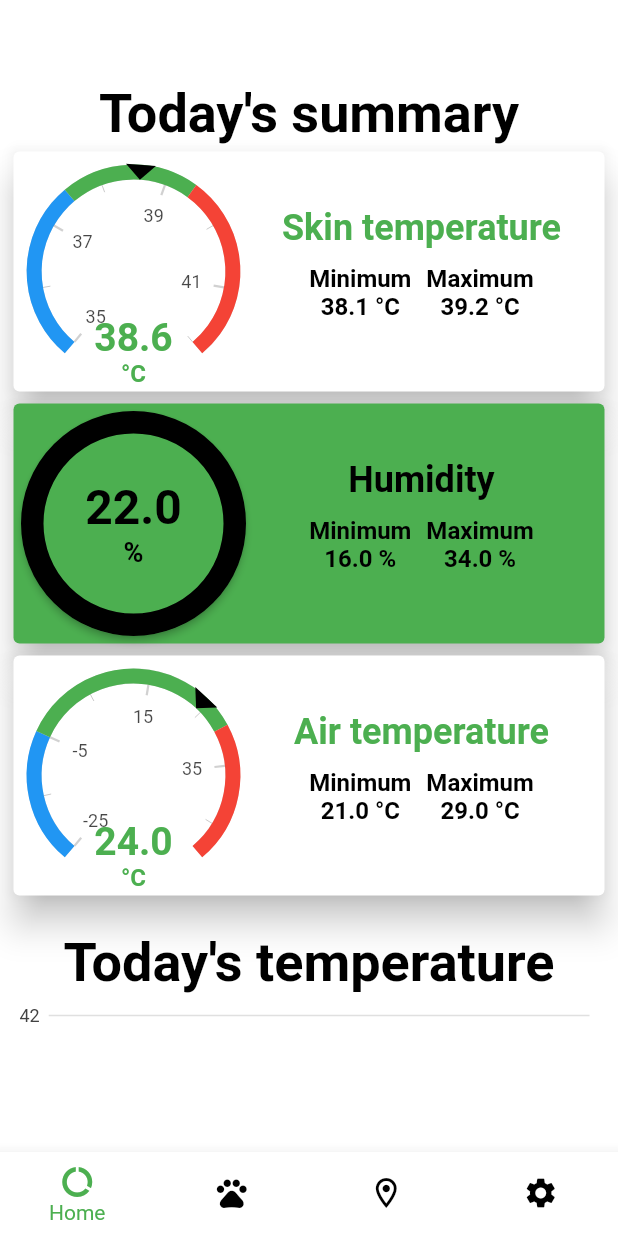
After one commit to supleed2/ELEC60013-ES-CW1, a Flutter app: the screen it shows after launch, on a phone screen of 412 x 824 dp. The commit adds this screen. Run offline on Flutter 3.47's test engine with Material 2 defaults, Android fonts, the light colour scheme and no system bars; drawn by our look-alikes of syncfusion_flutter_gauges; our stand-ins replace charts_flutter, google_maps_flutter.

Commit message:
Added metrics page

```diff
--- a/lib/home.dart
+++ b/lib/home.dart
@@ -1,6 +1,6 @@
 import 'package:flutter/material.dart';
+import 'package:leg_barkr_app/view/metrics/metrics_page.dart';
 import 'package:leg_barkr_app/view/steps/steps_page.dart';
-import 'package:leg_barkr_app/view/data_page.dart';
 import 'package:leg_barkr_app/view/map_page.dart';
 import 'package:leg_barkr_app/view/settings_page.dart';
 
@@ -29,16 +29,21 @@ class _HomeScreenState extends State<HomeScreen> {
       body: PageView(
         controller: _pageController,
         children: const <Widget>[
-          DataPage(),
+          MetricsPage(),
           StepsPage(),
           MapPage(),
           SettingsPage()
         ],
+        onPageChanged: (page) {
+          setState(() {
+            _page = page;
+          });
+        },
       ),
       bottomNavigationBar: BottomNavigationBar(
           items: const <BottomNavigationBarItem>[
             BottomNavigationBarItem(icon: Icon(Icons.data_usage), label: 'Home'),
-            BottomNavigationBarItem(icon: Icon(Icons.search), label: 'Search'),
+            BottomNavigationBarItem(icon: Icon(Icons.pets), label: 'Steps'),
             BottomNavigationBarItem(icon: Icon(Icons.location_on_outlined), label: 'Location'),
             BottomNavigationBarItem(icon: Icon(Icons.settings), label: 'Settings'),
           ],
--- /dev/null
+++ b/lib/model/metrics_data.dart
@@ -0,0 +1,16 @@
+class MetricsData{
+  double currentReading, lowestReading, highestReading, minimumPossible, maximumPossible, lowCutOff, highCutOff;
+  String metric, units;
+
+  MetricsData(
+      this.currentReading,
+      this.lowestReading,
+      this.highestReading,
+      this.minimumPossible,
+      this.maximumPossible,
+      this.lowCutOff,
+      this.highCutOff,
+      this.metric,
+      this.units
+      );
+}
--- /dev/null
+++ b/lib/model/temp_series.dart
@@ -0,0 +1,6 @@
+class TempSeries {
+  final DateTime date;
+  final double temperature;
+
+  TempSeries(this.date, this.temperature);
+}
--- /dev/null
+++ b/lib/utils/constants.dart
@@ -0,0 +1,13 @@
+const double LOW_AIR_TEMP_DOG = -5.0;
+const double HIGH_AIR_TEMP_DOG = 29.0;
+const double LOW_SKIN_TEMP_DOG = 37.5;
+const double HIGH_SKIN_TEMP_DOG = 39.4;
+const double LOW_HUMIDITY_DOG = 0.0;
+const double HIGH_HUMIDITY_DOG = 100.0;
+
+const double MAX_AIR_TEMP = 50.0;
+const double MIN_AIR_TEMP = -25.0;
+const double MAX_SKIN_TEMP = 42;
+const double MIN_SKIN_TEMP = 35;
+const double MAX_HUMIDITY = 100;
+const double MIN_HUMIDITY = 0;
--- a/lib/view/data_page.dart
+++ /dev/null
@@ -1,10 +0,0 @@
-import 'package:flutter/material.dart';
-
-class DataPage extends StatelessWidget {
-  const DataPage({ Key? key }) : super(key: key);
-
-  @override
-  Widget build(BuildContext context) {
-    return Text("Data Page");
-  }
-}
--- a/lib/view/map_page.dart
+++ b/lib/view/map_page.dart
@@ -11,7 +11,7 @@ class MapPage extends StatefulWidget {
 class _MapPageState extends State<MapPage> {
   late GoogleMapController _mapController;
 
-  // This will be changed, to center around the dog (once app reads data from the server)
+  // This will be changed, to center around the dog (once app reads metrics from the server)
   final LatLng _center = const LatLng(51.498356, -0.176894);
 
   void _onMapCreated(GoogleMapController mapController) {
--- /dev/null
+++ b/lib/view/metrics/metrics_min_max.dart
@@ -0,0 +1,26 @@
+import 'package:flutter/material.dart';
+
+class MetricsMinMax extends StatelessWidget {
+  double lowest, highest;
+  String units;
+
+  MetricsMinMax(this.lowest, this.highest, this.units);
+
+  @override
+  Widget build(BuildContext context) {
+    return Row(
+        mainAxisAlignment: MainAxisAlignment.center,
+        crossAxisAlignment: CrossAxisAlignment.center,
+        children: [
+          Padding(
+              padding: EdgeInsets.fromLTRB(0.0, 10.0, 5.0, 10.0),
+              child: Text("Minimum\n" + lowest.toString() + " " + units, textAlign: TextAlign.center, style: TextStyle(color: Colors.black, fontSize: 16, fontWeight: FontWeight.bold))
+          ),
+          Padding(
+              padding: EdgeInsets.fromLTRB(5.0, 10.0, 0.0, 10.0),
+              child: Text("Maximum\n" + highest.toString() + " " + units, textAlign: TextAlign.center, style: TextStyle(color: Colors.black, fontSize: 16, fontWeight: FontWeight.bold))
+          )
+        ],
+    );
+  }
+}
--- /dev/null
+++ b/lib/view/metrics/metrics_now.dart
@@ -0,0 +1,98 @@
+import 'package:flutter/material.dart';
+import 'package:leg_barkr_app/model/metrics_data.dart';
+import 'package:syncfusion_flutter_gauges/gauges.dart';
+
+class MetricsNow extends StatelessWidget {
+  MetricsData data;
+  Color textColor;
+  bool showGauge;
+
+  MetricsNow(this.data, this.textColor, this.showGauge);
+
+  @override
+  Widget build(BuildContext context) {
+    if (showGauge) {
+      return SizedBox(
+          height: 150,
+          width: 150,
+          child: SfRadialGauge(
+              axes: [
+                RadialAxis(
+                    minimum: data.minimumPossible,
+                    maximum: data.maximumPossible,
+                    ranges: [
+                      GaugeRange(
+                          startValue: data.minimumPossible,
+                          endValue: data.lowCutOff,
+                          color: Colors.blue,
+                          startWidth: 10,
+                          endWidth: 10),
+                      GaugeRange(
+                          startValue: data.lowCutOff,
+                          endValue: data.highCutOff,
+                          color: textColor,
+                          startWidth: 10,
+                          endWidth: 10),
+                      GaugeRange(
+                          startValue: data.highCutOff,
+                          endValue: data.maximumPossible,
+                          color: Colors.red,
+                          startWidth: 10,
+                          endWidth: 10)
+                    ],
+                    pointers: [
+                      MarkerPointer(
+                          value: data.currentReading,
+                          color: Colors.black,
+                          markerWidth: 20)
+                    ],
+                    annotations: [
+                      GaugeAnnotation(
+                          angle: 90,
+                          positionFactor: 0.75,
+                          widget: Column(
+                            children: [
+                              Text(data.currentReading.toString(),
+                                  style: TextStyle(fontSize: 26,
+                                      color: textColor,
+                                      fontWeight: FontWeight.bold)),
+                              Text(data.units, style: TextStyle(fontSize: 16,
+                                  color: textColor,
+                                  fontWeight: FontWeight.bold)),
+                            ],
+                          )
+                      )
+                    ]
+                )
+              ]
+          )
+      );
+    } else {
+      return ElevatedButton(
+        onPressed: () {},
+        child:Column(
+            mainAxisAlignment: MainAxisAlignment.center,
+            crossAxisAlignment: CrossAxisAlignment.center,
+              children: [
+                Text(data.currentReading.toString(),
+                    style: TextStyle(fontSize: 32,
+                        color: textColor,
+                        fontWeight: FontWeight.bold)),
+                Text(data.units, style: TextStyle(fontSize: 18,
+                    color: textColor,
+                    fontWeight: FontWeight.bold)),
+              ],
+        ),
+        style: ElevatedButton.styleFrom(
+          alignment: Alignment.center,
+          side: BorderSide(width: 15.0, color: textColor),
+          shape: CircleBorder(),
+          padding: EdgeInsets.all(25),
+          primary: Colors.green,
+          minimumSize: Size(150, 150),
+          maximumSize: Size(150, 150)
+        ),
+      );
+    }
+  }
+}
--- /dev/null
+++ b/lib/view/metrics/metrics_page.dart
@@ -0,0 +1,54 @@
+import 'package:flutter/material.dart';
+import 'package:leg_barkr_app/model/metrics_data.dart';
+import 'package:leg_barkr_app/model/temp_series.dart';
+import 'metrics_row.dart';
+import 'package:leg_barkr_app/utils/constants.dart' as Constants;
+
+import 'temp_chart.dart';
+
+class MetricsPage extends StatefulWidget {
+  const MetricsPage({ Key? key }) : super(key: key);
+
+  @override
+  _MetricsPageState createState() => _MetricsPageState();
+}
+
+class _MetricsPageState extends State<MetricsPage> {
+  // Dummy data, will be removed
+  final List<TempSeries> data = [
+    TempSeries(DateTime.parse('2022-02-09 20:00:00Z'), 38.4),
+    TempSeries(DateTime.parse('2022-02-09 19:30:00Z'), 38.8),
+    TempSeries(DateTime.parse('2022-02-09 19:00:00Z'), 38.2),
+    TempSeries(DateTime.parse('2022-02-09 18:30:00Z'), 39.2),
+    TempSeries(DateTime.parse('2022-02-09 18:00:00Z'), 39.5),
+    TempSeries(DateTime.parse('2022-02-09 17:30:00Z'), 37.8)
+  ];
+
+
+  @override
+  Widget build(BuildContext context) {
+    return Padding(
+        padding: EdgeInsets.fromLTRB(0.0, 50.0, 0.0, 0.0),
+        child: Expanded(
+            child: ListView(
+                padding: EdgeInsets.all(5.0),
+                children: <Widget>[
+                  Text("Today's summary", textAlign: TextAlign.center, style: TextStyle(color: Colors.black, fontSize: 36, fontWeight: FontWeight.bold)),
+
+                  // Dummy data
+                  MetricsRow(new MetricsData(38.6, 38.1, 39.2, Constants.MIN_SKIN_TEMP, Constants.MAX_SKIN_TEMP, Constants.LOW_SKIN_TEMP_DOG, Constants.HIGH_SKIN_TEMP_DOG, "Skin temperature", "°C"), Colors.white, Colors.green, true),
+                  MetricsRow(new MetricsData(22, 16, 34, Constants.MIN_HUMIDITY, Constants.MAX_HUMIDITY, Constants.LOW_HUMIDITY_DOG, Constants.HIGH_HUMIDITY_DOG, "Humidity", "%"), Colors.green, Colors.black, false),
+                  MetricsRow(new MetricsData(24, 21, 29, Constants.MIN_AIR_TEMP, Constants.MAX_AIR_TEMP, Constants.LOW_AIR_TEMP_DOG, Constants.HIGH_AIR_TEMP_DOG, "Air temperature", "°C"), Colors.white, Colors.green, true),
+
+                  Padding(
+                      padding: EdgeInsets.fromLTRB(0.0, 20.0, 0.0, 0.0),
+                      child: Text("Today's temperature", textAlign: TextAlign.center, style: TextStyle(color: Colors.black, fontSize: 36, fontWeight: FontWeight.bold)),
+                  ),
+                  TempChart(data)
+
+                ]
+            )
+        )
+    );
+  }
+}
--- /dev/null
+++ b/lib/view/metrics/metrics_row.dart
@@ -0,0 +1,32 @@
+import 'package:flutter/material.dart';
+import 'package:leg_barkr_app/model/metrics_data.dart';
+import 'metrics_now.dart';
+import 'metrics_summary.dart';
+
+class MetricsRow extends StatelessWidget {
+  MetricsData data;
+  Color backgroundColour;
+  Color textColour;
+  bool showGauge;
+
+  MetricsRow(this.data, this.backgroundColour, this.textColour, this.showGauge);
+
+  @override
+  Widget build(BuildContext context) {
+    return Card(
+        elevation: 10,
+        shadowColor: Colors.black,
+        color: backgroundColour,
+        child: Padding(
+          padding: EdgeInsets.all(5.0),
+          child: Row(
+            children: [
+              MetricsNow(data, textColour, showGauge),
+              MetricsSummary(data, textColour)
+            ],
+          ),
+        ),
+    );
+  }
+
+}
--- /dev/null
+++ b/lib/view/metrics/metrics_summary.dart
@@ -0,0 +1,27 @@
+import 'package:flutter/material.dart';
+import 'package:leg_barkr_app/model/metrics_data.dart';
+import 'metrics_min_max.dart';
+
+class MetricsSummary extends StatelessWidget {
+  MetricsData data;
+  Color textColour;
+
+  MetricsSummary(this.data, this.textColour);
+
+  @override
+  Widget build(BuildContext context) {
+    return Expanded(
+        child: Padding(
+          padding: EdgeInsets.all(15.0),
+          child: Center(
+              child: Column(
+                children: [
+                  Text(data.metric, textAlign: TextAlign.center, style: TextStyle(color: textColour, fontSize: 24, fontWeight: FontWeight.bold)),
+                  MetricsMinMax(data.lowestReading, data.highestReading, data.units)
+                ],
+              )
+          )
+        )
+    );
+  }
+}
--- /dev/null
+++ b/lib/view/metrics/temp_chart.dart
@@ -0,0 +1,36 @@
+import 'package:flutter/material.dart';
+import 'package:charts_flutter/flutter.dart' as charts;
+import 'package:leg_barkr_app/model/temp_series.dart';
+import 'package:leg_barkr_app/utils/constants.dart' as Constants;
+
+class TempChart extends StatelessWidget {
+  List<TempSeries> tempData;
+
+  TempChart(this.tempData);
+
+  @override
+  Widget build(BuildContext context) {
+    List<charts.Series<TempSeries, DateTime>> series = [
+      charts.Series(
+          id: "Temperature",
+          data: tempData,
+          domainFn: (TempSeries series, _) => series.date,
+          measureFn: (TempSeries series, _) => series.temperature,
+          colorFn: (TempSeries series, _) => charts.ColorUtil.fromDartColor(Colors.green)
+      )
+    ];
+
+    return Container(
+        height: 600,
+        width: double.infinity,
+        child: charts.TimeSeriesChart(
+          series,
+          animate: true,
+          primaryMeasureAxis: const charts.NumericAxisSpec(
+            tickProviderSpec: charts.BasicNumericTickProviderSpec(zeroBound: false),
+            viewport: charts.NumericExtents(Constants.MIN_SKIN_TEMP, Constants.MAX_SKIN_TEMP),
+          ),)
+    );
+  }
+
+}
--- a/lib/view/steps/steps_page.dart
+++ b/lib/view/steps/steps_page.dart
@@ -1,4 +1,3 @@
-import 'package:charts_flutter/flutter.dart' as charts;
 import 'package:flutter/material.dart';
 import 'package:leg_barkr_app/model/steps_series.dart';
 import 'package:leg_barkr_app/view/steps/steps_chart.dart';
@@ -12,7 +11,7 @@ class StepsPage extends StatefulWidget {
 }
 
 class _StepsPageState extends State<StepsPage> {
-  // Dummy data
+  // Dummy metrics
   final List<StepsSeries> data = [
     StepsSeries(DateTime.utc(2022, 2, 9), 9867),
     StepsSeries(DateTime.utc(2022, 2, 8), 8123),
--- a/pubspec.yaml
+++ b/pubspec.yaml
@@ -37,6 +37,8 @@ dependencies:
   google_maps_flutter: ^2.1.1
   google_maps_flutter_web: ^0.3.2+1
   charts_flutter: ^0.12.0
+  syncfusion_flutter_gauges: ^19.4.50
+
 
 dev_dependencies:
   flutter_test:
```
Also changed, not shown: pubspec.lock, 1 other file.
